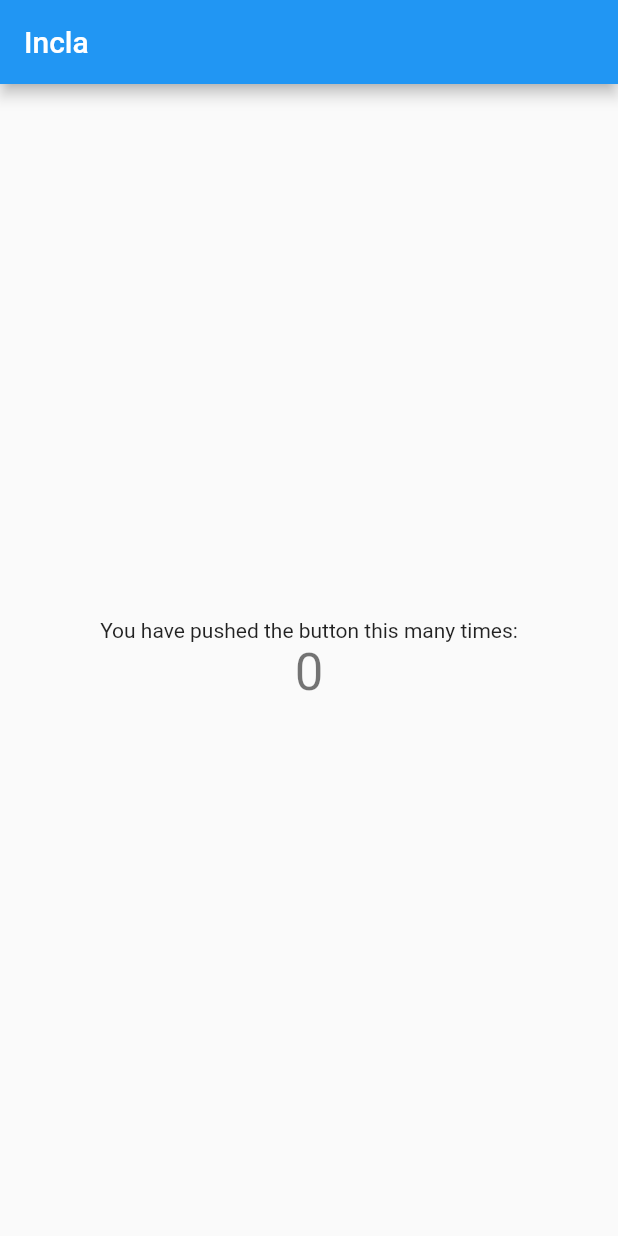
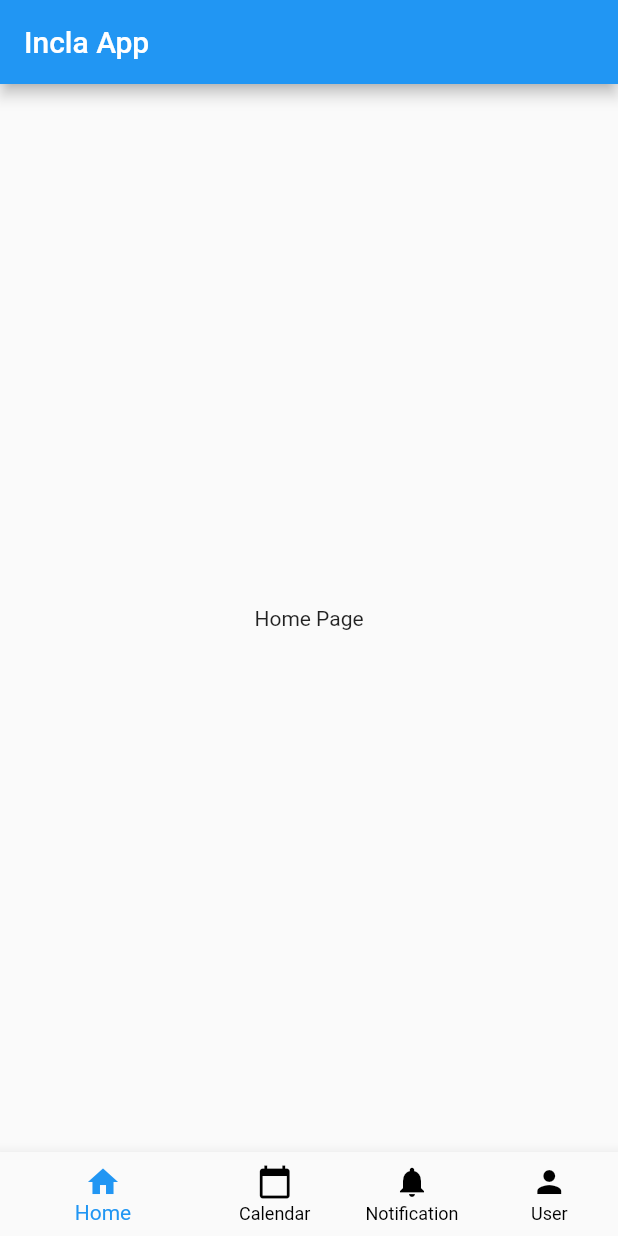
Before and after one commit to hungngph/incla_app, a Flutter app: the screen it shows after launch, on a phone screen of 412 x 824 dp. Run offline on Flutter 3.47's test engine with Material 2 defaults, Android fonts, the phone set to English and light mode, and no system bars.

Commit message:
update MainPage

```diff
--- a/lib/main.dart
+++ b/lib/main.dart
@@ -1,108 +1,18 @@
 import 'package:flutter/material.dart';
+import 'theme/style.dart';
+import 'screens/MainPage.dart';
 
 void main() => runApp(MyApp());
 
 class MyApp extends StatelessWidget {
-  // This widget is the root of your application.
+
   @override
   Widget build(BuildContext context) {
     return MaterialApp(
+       debugShowCheckedModeBanner: false,
       title: 'Flutter Demo',
-      theme: ThemeData(
-        // This is the theme of your application.
-        //
-        // Try running your application with "flutter run". You'll see the
-        // application has a blue toolbar. Then, without quitting the app, try
-        // changing the primarySwatch below to Colors.green and then invoke
-        // "hot reload" (press "r" in the console where you ran "flutter run",
-        // or simply save your changes to "hot reload" in a Flutter IDE).
-        // Notice that the counter didn't reset back to zero; the application
-        // is not restarted.
-        primarySwatch: Colors.blue,
-      ),
-      home: MyHomePage(title: 'Incla'),
+      theme: appTheme(),
+      home: MainPage()
     );
   }
 }
-
-class MyHomePage extends StatefulWidget {
-  MyHomePage({Key key, this.title}) : super(key: key);
-
-  // This widget is the home page of your application. It is stateful, meaning
-  // that it has a State object (defined below) that contains fields that affect
-  // how it looks.
-
-  // This class is the configuration for the state. It holds the values (in this
-  // case the title) provided by the parent (in this case the App widget) and
-  // used by the build method of the State. Fields in a Widget subclass are
-  // always marked "final".
-
-  final String title;
-
-  @override
-  _MyHomePageState createState() => _MyHomePageState();
-}
-
-class _MyHomePageState extends State<MyHomePage> {
-  int _counter = 0;
-
-  void _incrementCounter() {
-    setState(() {
-      // This call to setState tells the Flutter framework that something has
-      // changed in this State, which causes it to rerun the build method below
-      // so that the display can reflect the updated values. If we changed
-      // _counter without calling setState(), then the build method would not be
-      // called again, and so nothing would appear to happen.
-      _counter++;
-    });
-  }
-
-  @override
-  Widget build(BuildContext context) {
-    // This method is rerun every time setState is called, for instance as done
-    // by the _incrementCounter method above.
-    //
-    // The Flutter framework has been optimized to make rerunning build methods
-    // fast, so that you can just rebuild anything that needs updating rather
-    // than having to individually change instances of widgets.
-    return Scaffold(
-      appBar: AppBar(
-        // Here we take the value from the MyHomePage object that was created by
-        // the App.build method, and use it to set our appbar title.
-        title: Text(widget.title),
-      ),
-      body: Center(
-        // Center is a layout widget. It takes a single child and positions it
-        // in the middle of the parent.
-        child: Center(
-          child: Column(
-            // Column is also layout widget. It takes a list of children and
-            // arranges them vertically. By default, it sizes itself to fit its
-            // children horizontally, and tries to be as tall as its parent.
-            //
-            // Invoke "debug painting" (press "p" in the console, choose the
-            // "Toggle Debug Paint" action from the Flutter Inspector in Android
-            // Studio, or the "Toggle Debug Paint" command in Visual Studio Code)
-            // to see the wireframe for each widget.
-            //
-            // Column has various properties to control how it sizes itself and
-            // how it positions its children. Here we use mainAxisAlignment to
-            // center the children vertically; the main axis here is the vertical
-            // axis because Columns are vertical (the cross axis would be
-            // horizontal).
-            mainAxisAlignment: MainAxisAlignment.center,
-            children: <Widget>[
-              Text(
-                'You have pushed the button this many times:',
-              ),
-              Text(
-                '$_counter',
-                style: Theme.of(context).textTheme.display1,
-              ),
-            ],
-          ),
-        ),
-      ),
-      ); // This trailing comma makes auto-formatting nicer for build methods.
-  }
-}
--- /dev/null
+++ b/lib/screens/HomePage/HomePage.dart
@@ -0,0 +1,18 @@
+import 'package:flutter/material.dart';
+
+
+class HomePage extends StatelessWidget {
+
+  const HomePage();
+
+  @override
+  Widget build(BuildContext context) {
+      return Scaffold(
+      body: Center(
+        child: Text(
+          'Home Page',
+        ),
+      ),
+    );
+  }
+}
--- /dev/null
+++ b/lib/screens/MainPage.dart
@@ -0,0 +1,81 @@
+
+import 'package:flutter/material.dart';
+import 'package:incla_app/screens/UserPage/UserPage.dart';
+import 'package:incla_app/screens/CalendarPage/CalendarPage.dart';
+import 'package:incla_app/screens/HomePage/HomePage.dart';
+import 'package:incla_app/screens/NotificationPage/NotificationPage.dart';
+
+class MainPage extends StatelessWidget {
+  static const String _title = 'Flutter Code Sample';
+
+  @override
+  Widget build(BuildContext context) {
+    return MaterialApp(
+       debugShowCheckedModeBanner: false,
+      title: _title,
+      home: MyStatefulWidget(),
+    );
+  }
+}
+
+class MyStatefulWidget extends StatefulWidget {
+  MyStatefulWidget({Key key}) : super(key: key);
+
+  @override
+  _MyStatefulWidgetState createState() => _MyStatefulWidgetState();
+}
+
+class _MyStatefulWidgetState extends State<MyStatefulWidget> {
+  int _selectedIndex = 0;
+  static const TextStyle optionStyle =
+      TextStyle(fontSize: 30, fontWeight: FontWeight.bold);
+  static const List<Widget> _widgetOptions = <Widget>[
+    HomePage(),
+    CalendarPage(),
+    NotificationPage(),
+    UserPage(),
+  ];
+
+  void _onItemTapped(int index) {
+    setState(() {
+      _selectedIndex = index;
+    });
+  }
+
+  @override
+  Widget build(BuildContext context) {
+    return Scaffold(
+      appBar: AppBar(
+        title: const Text('Incla App'),
+      ),
+      body: Center(
+        child: _widgetOptions.elementAt(_selectedIndex),
+      ),
+      bottomNavigationBar: BottomNavigationBar(
+        items: const <BottomNavigationBarItem>[
+          BottomNavigationBarItem(
+            icon: Icon(Icons.home),
+            title: Text('Home'),
+          ),
+          BottomNavigationBarItem(
+            icon: Icon(Icons.calendar_today),
+            title: Text('Calendar'),
+          ),
+          BottomNavigationBarItem(
+            icon: Icon(Icons.notifications),
+            title: Text('Notification'),
+          ),
+          BottomNavigationBarItem(
+            icon: Icon(Icons.person),
+            title: Text('User'),
+          ),
+        ],
+        currentIndex: _selectedIndex,
+        unselectedItemColor: Colors.black,
+        selectedItemColor: Colors.blue,
+        onTap: _onItemTapped,
+        showUnselectedLabels: true
+      ),
+    );
+  }
+}
--- /dev/null
+++ b/lib/theme/style.dart
@@ -0,0 +1,13 @@
+import 'package:flutter/material.dart';
+
+ThemeData appTheme() {
+  return ThemeData(
+    // primaryColor: Colors.white,
+    // accentColor: Colors.orange,
+    // hintColor: Colors.white,
+    // dividerColor: Colors.white,
+    // buttonColor: Colors.white,
+    // scaffoldBackgroundColor: Colors.black,
+    // canvasColor: Colors.black,
+  );
+}
```
Also changed, not shown: lib/screens/CalendarPage/CalendarPage.dart (added, +18 -0 lines), lib/screens/NotificationPage/NotificationPage.dart (added, +18 -0 lines), lib/screens/UserPage/UserPage.dart (added, +18 -0 lines), pubspec.lock, 3 other files.
